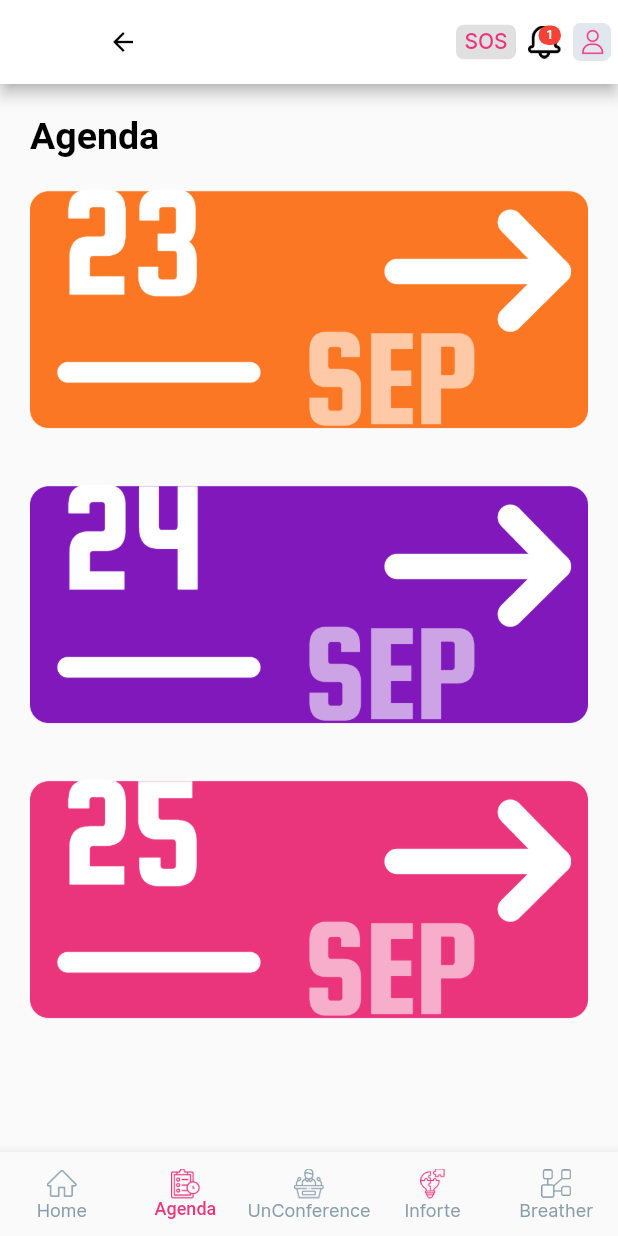
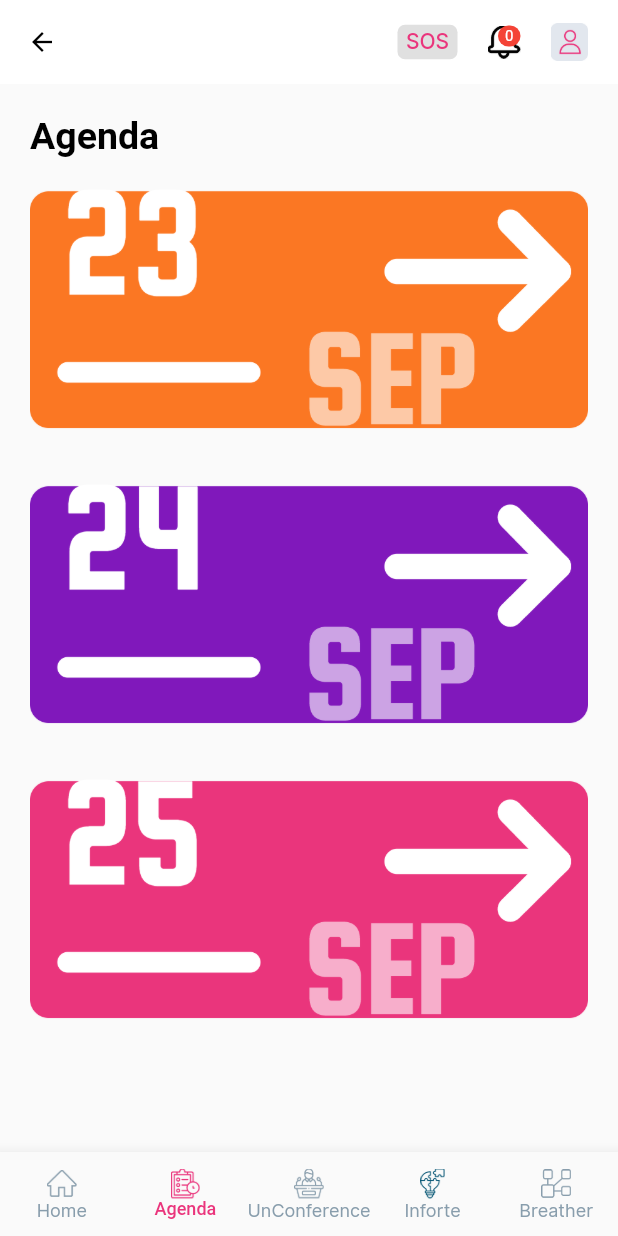
Before and after one commit to DestekNamrata/retreatApp, a Flutter app: the MainNavigation screen opened directly, item 2 of the bottom bar chosen, on a phone screen of 412 x 824 dp. Run offline on Flutter 3.47's test engine with Material 2 defaults, Android fonts, the phone set to English and light mode, and no system bars; our stand-ins replace bloc, cached_network_image, connectivity, firebase_auth, firebase_core, flutter_bloc and 4 more; missing offline and left inert: barcode_scan2, country_list_pick, expand_widget, flutter_inappwebview; accounts and stored records are empty; Roboto replaces fonts that are missing (Inter-Regular, Inter-SemiBold).

```diff
--- a/lib/Screens/Agenda/agenda_screen.dart
+++ b/lib/Screens/Agenda/agenda_screen.dart
@@ -20,32 +20,36 @@ class _AgendaState extends State<AgendaScreen>{
       appBar: AppBar(
         // toolbarHeight: 10.0,
         backgroundColor: Colors.white,
-        // elevation: 0,
-        title:
-         InkWell(
-           onTap: (){
-             Navigator.pushReplacement(context,MaterialPageRoute(builder: (context)=>MainNavigation(userType: "0")));
-           },
-             child:Icon(Icons.arrow_back,size:20.0,color: Colors.black,)),
+        elevation: 0,
+        leading:InkWell(
+            onTap: (){
+              Navigator.pushReplacement(context,MaterialPageRoute(builder: (context)=>MainNavigation(userType: "0")));
+            },
+            child:Icon(Icons.arrow_back,size:20.0,color: Colors.black,)),
+
+        // title:
+        //  InkWell(
+        //    onTap: (){
+        //      Navigator.pushReplacement(context,MaterialPageRoute(builder: (context)=>MainNavigation(userType: "0")));
+        //    },
+        //      child:Icon(Icons.arrow_back,size:20.0,color: Colors.black,)),
         // automaticallyImplyLeading: false,
         actions: [
           Row(
             children: [
               InkWell(
-                  onTap: () {
-                    Navigator.push(
-                        context,
-                        MaterialPageRoute(
-                            builder: (context) => SOSScreen()));
+                  onTap: (){
+                    Navigator.push(context, MaterialPageRoute(builder: (context)=>SOSScreen()));
                   },
-                  child: Container(
+                  child:Container(
                       width: 40.0,
                       decoration: BoxDecoration(
                         // border: Border.all(color: Colors.black),
                           borderRadius:
                           BorderRadius.circular(5.0),
                           color: Theme.of(context)
-                              .dividerColor),
+                              .dividerColor
+                      ),
                       child: Padding(
                           padding: EdgeInsets.all(3.0),
                           child: Text(
@@ -55,12 +59,17 @@ class _AgendaState extends State<AgendaScreen>{
                                 color: AppTheme.appColor,
                                 fontWeight: FontWeight.w500,
                                 fontSize: 14.0),
-                          )))),
+                          )))
+              ),
+
+
+
               SizedBox(
-                width: 8.0,
+                width: 20.0,
               ),
               InkWell(
-                  onTap: () {},
+                  onTap: () {
+                  },
                   child: Stack(
                     children: [
                       // IconButton(
@@ -88,21 +97,24 @@ class _AgendaState extends State<AgendaScreen>{
                             minHeight: 4,
                           ),
                           child: Text(
-                            "1",
+                            "0",
                             style: new TextStyle(
                                 color: Colors.white,
-                                fontSize: 9,
-                                fontWeight: FontWeight.w500,
+                                fontSize: 10,
+                                fontWeight: FontWeight.w400,
                                 fontFamily: 'Inter-Regular'),
                             textAlign: TextAlign.center,
                           ),
                         ),
                       ),
                     ],
-                  )),
+                  )
+              ),
+
               SizedBox(
-                width: 8.0,
+                width: 20.0,
               ),
+
               //profile
               InkWell(
                   onTap: () {
@@ -120,6 +132,8 @@ class _AgendaState extends State<AgendaScreen>{
                       height: 25.0,
                     ),
                   )),
+              SizedBox(width: 15,)
+
             ],
           )
         ],
--- a/lib/Screens/GenerateQR/scanQrCode.dart
+++ b/lib/Screens/GenerateQR/scanQrCode.dart
@@ -39,6 +39,8 @@ class _ScanQRState extends State<ScanQR> {
   void initState() {
     // TODO: implement initState
     super.initState();
+    dropdownValue=null;
+
     scanAndGetDataBloc = BlocProvider.of<ScanAndGetDataBloc>(context);
   }
 
--- a/lib/Screens/mainNavigation.dart
+++ b/lib/Screens/mainNavigation.dart
@@ -81,6 +81,7 @@ class _MainNavigationState extends State<MainNavigation> {
           Images.inforte1,
           width: 20.0,
           height: 20.0,
+          color: AppTheme.textColor,
         ),
         activeIcon: Image.asset(
           Images.inforte1,
@@ -284,11 +285,14 @@ class _MainNavigationState extends State<MainNavigation> {
           children: <Widget>[
             HomeScreen(),
             AgendaScreen(),
-            ConferenceScreen(),
-            // GenerateQR(),
-            // ScanQR(),
-            InfobeatsScreen(),
+            GenerateQR(title: "UnConferrence", attendanceType: "2", roomNo: ""),//unconference
+            GenerateQR(title: "Inforte", attendanceType: "3", roomNo: ""),//inforte
             BreatherScreen()
+            // ConferenceScreen(),
+            // // GenerateQR(),
+            // // ScanQR(),
+            // InfobeatsScreen(),
+            // BreatherScreen()
 
 
           ],
```
Also changed, not shown: lib/Screens/Breather/breather_screen.dart (+6 -3 lines), lib/Screens/GenerateQR/generateQrCode.dart (+77 -28 lines), lib/Screens/GenerateQR/scanSuccessScreen.dart (+15 -0 lines).
